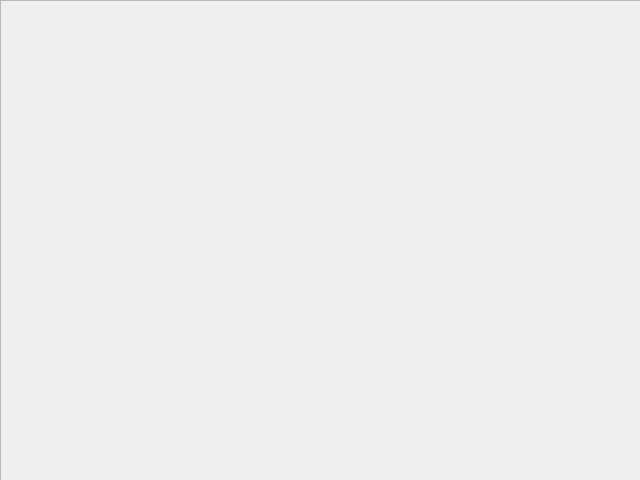
The window that qt/cinema.ui (MR-Geri/cinema) describes before a commit, drawn with Qt 5.
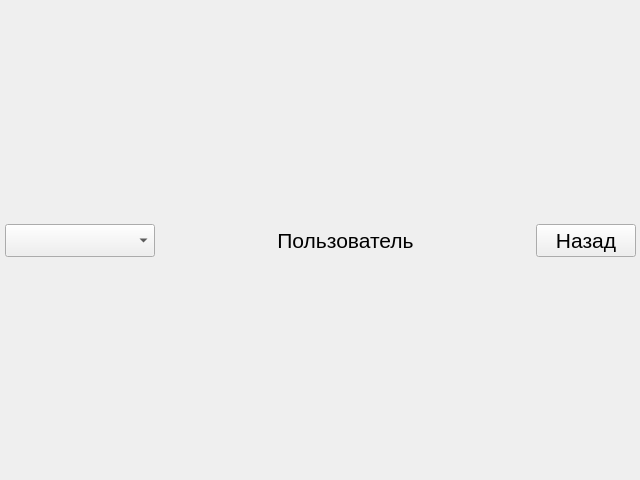
The same window after the commit.

Commit message: Примерный вид первого окна

```diff
--- a/qt/cinema.ui
+++ b/qt/cinema.ui
@@ -13,7 +13,7 @@
   <property name="windowTitle">
    <string>Form</string>
   </property>
-  <widget class="QScrollArea" name="scroll">
+  <widget class="QWidget" name="gridLayoutWidget">
    <property name="geometry">
     <rect>
      <x>0</x>
@@ -22,19 +22,68 @@
      <height>481</height>
     </rect>
    </property>
-   <property name="widgetResizable">
-    <bool>true</bool>
-   </property>
-   <widget class="QWidget" name="scrollAreaWidgetContents">
-    <property name="geometry">
-     <rect>
-      <x>0</x>
-      <y>0</y>
-      <width>639</width>
-      <height>479</height>
-     </rect>
+   <layout class="QGridLayout" name="grid">
+    <property name="leftMargin">
+     <number>5</number>
     </property>
-   </widget>
+    <property name="topMargin">
+     <number>5</number>
+    </property>
+    <property name="rightMargin">
+     <number>5</number>
+    </property>
+    <property name="bottomMargin">
+     <number>5</number>
+    </property>
+    <item row="0" column="0">
+     <widget class="QComboBox" name="combo_tools">
+      <property name="maximumSize">
+       <size>
+        <width>150</width>
+        <height>16777215</height>
+       </size>
+      </property>
+      <property name="font">
+       <font>
+        <pointsize>16</pointsize>
+       </font>
+      </property>
+     </widget>
+    </item>
+    <item row="0" column="1">
+     <widget class="QLabel" name="label_user">
+      <property name="font">
+       <font>
+        <pointsize>16</pointsize>
+       </font>
+      </property>
+      <property name="text">
+       <string>Пользователь</string>
+      </property>
+      <property name="alignment">
+       <set>Qt::AlignCenter</set>
+      </property>
+     </widget>
+    </item>
+    <item row="0" column="2">
+     <widget class="QPushButton" name="button_back">
+      <property name="maximumSize">
+       <size>
+        <width>100</width>
+        <height>16777215</height>
+       </size>
+      </property>
+      <property name="font">
+       <font>
+        <pointsize>16</pointsize>
+       </font>
+      </property>
+      <property name="text">
+       <string>Назад</string>
+      </property>
+     </widget>
+    </item>
+   </layout>
   </widget>
  </widget>
  <resources/>
```
The commit also changes 2 other files.
